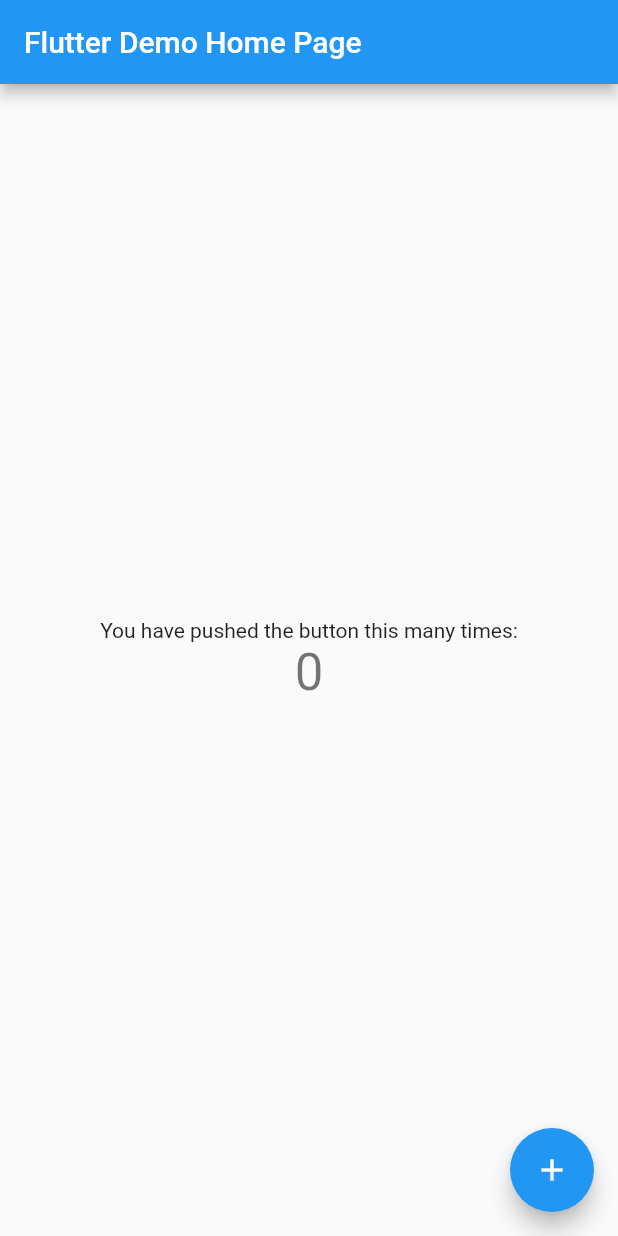
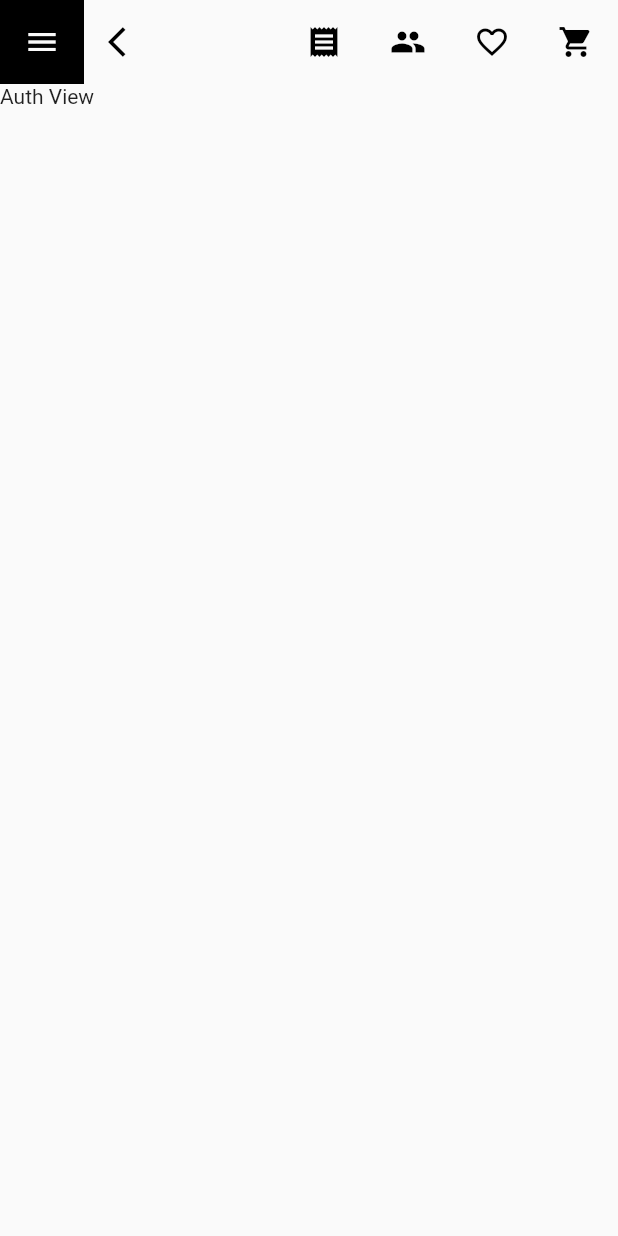
Before and after one commit to lorenzodianni/luxos, a Flutter app: the screen it shows after launch, on a phone screen of 412 x 824 dp. Run offline on Flutter 3.47's test engine with Material 2 defaults, Android fonts, the phone set to English and light mode, and no system bars.

Commit message:
feat(shared): appBar

```diff
--- /dev/null
+++ b/lib/auth/auth_view.dart
@@ -0,0 +1,16 @@
+import 'package:flutter/material.dart';
+import 'package:luxos/shared/shared.dart';
+
+class AuthView extends StatelessWidget {
+  AuthView({Key key}) : super(key: key);
+
+  @override
+  Widget build(BuildContext context) {
+    return Scaffold(
+      appBar: LuxAppBar(),
+      body: Container(
+        child: Text('Auth View'),
+      ),
+    );
+  }
+}
--- a/lib/main.dart
+++ b/lib/main.dart
@@ -1,111 +1,22 @@
 import 'package:flutter/material.dart';
+import 'package:luxos/auth/auth_view.dart';
 
 void main() => runApp(MyApp());
 
 class MyApp extends StatelessWidget {
-  // This widget is the root of your application.
   @override
   Widget build(BuildContext context) {
     return MaterialApp(
+      debugShowCheckedModeBanner: false,
+      showSemanticsDebugger: false,
       title: 'Flutter Demo',
       theme: ThemeData(
-        // This is the theme of your application.
-        //
-        // Try running your application with "flutter run". You'll see the
-        // application has a blue toolbar. Then, without quitting the app, try
-        // changing the primarySwatch below to Colors.green and then invoke
-        // "hot reload" (press "r" in the console where you ran "flutter run",
-        // or simply save your changes to "hot reload" in a Flutter IDE).
-        // Notice that the counter didn't reset back to zero; the application
-        // is not restarted.
-        primarySwatch: Colors.blue,
+        primaryColorLight: Colors.grey.shade50,
+        primaryColorDark: Colors.black,
+        primarySwatch: Colors.grey,
+        accentColor: Colors.yellow,
       ),
-      home: MyHomePage(title: 'Flutter Demo Home Page'),
+      home: AuthView(),
     );
   }
 }
-
-class MyHomePage extends StatefulWidget {
-  MyHomePage({Key key, this.title}) : super(key: key);
-
-  // This widget is the home page of your application. It is stateful, meaning
-  // that it has a State object (defined below) that contains fields that affect
-  // how it looks.
-
-  // This class is the configuration for the state. It holds the values (in this
-  // case the title) provided by the parent (in this case the App widget) and
-  // used by the build method of the State. Fields in a Widget subclass are
-  // always marked "final".
-
-  final String title;
-
-  @override
-  _MyHomePageState createState() => _MyHomePageState();
-}
-
-class _MyHomePageState extends State<MyHomePage> {
-  int _counter = 0;
-
-  void _incrementCounter() {
-    setState(() {
-      // This call to setState tells the Flutter framework that something has
-      // changed in this State, which causes it to rerun the build method below
-      // so that the display can reflect the updated values. If we changed
-      // _counter without calling setState(), then the build method would not be
-      // called again, and so nothing would appear to happen.
-      _counter++;
-    });
-  }
-
-  @override
-  Widget build(BuildContext context) {
-    // This method is rerun every time setState is called, for instance as done
-    // by the _incrementCounter method above.
-    //
-    // The Flutter framework has been optimized to make rerunning build methods
-    // fast, so that you can just rebuild anything that needs updating rather
-    // than having to individually change instances of widgets.
-    return Scaffold(
-      appBar: AppBar(
-        // Here we take the value from the MyHomePage object that was created by
-        // the App.build method, and use it to set our appbar title.
-        title: Text(widget.title),
-      ),
-      body: Center(
-        // Center is a layout widget. It takes a single child and positions it
-        // in the middle of the parent.
-        child: Column(
-          // Column is also layout widget. It takes a list of children and
-          // arranges them vertically. By default, it sizes itself to fit its
-          // children horizontally, and tries to be as tall as its parent.
-          //
-          // Invoke "debug painting" (press "p" in the console, choose the
-          // "Toggle Debug Paint" action from the Flutter Inspector in Android
-          // Studio, or the "Toggle Debug Paint" command in Visual Studio Code)
-          // to see the wireframe for each widget.
-          //
-          // Column has various properties to control how it sizes itself and
-          // how it positions its children. Here we use mainAxisAlignment to
-          // center the children vertically; the main axis here is the vertical
-          // axis because Columns are vertical (the cross axis would be
-          // horizontal).
-          mainAxisAlignment: MainAxisAlignment.center,
-          children: <Widget>[
-            Text(
-              'You have pushed the button this many times:',
-            ),
-            Text(
-              '$_counter',
-              style: Theme.of(context).textTheme.display1,
-            ),
-          ],
-        ),
-      ),
-      floatingActionButton: FloatingActionButton(
-        onPressed: _incrementCounter,
-        tooltip: 'Increment',
-        child: Icon(Icons.add),
-      ), // This trailing comma makes auto-formatting nicer for build methods.
-    );
-  }
-}
--- /dev/null
+++ b/lib/shared/app_bar.dart
@@ -0,0 +1,57 @@
+import 'package:flutter/material.dart';
+import 'package:luxos/shared/shared.dart';
+
+class LuxAppBar extends StatelessWidget implements PreferredSizeWidget {
+
+  final bool back;
+  LuxAppBar({this.back = true});
+
+  @override
+  final Size preferredSize = Size.fromHeight(kToolbarHeight + 0.0);
+
+  Widget build(BuildContext context) {
+    return Container(
+      decoration: BoxDecoration(
+        color: Theme.of(context).primaryColorLight,
+      ),
+      child: SafeArea(
+        child: Row(
+          children: <Widget>[
+            LuxButtonSquare(
+              onTap: () {},
+              backgroundColor: Theme.of(context).primaryColorDark,
+              color: Theme.of(context).primaryColorLight,
+              icon: Icons.menu,
+            ),
+            back ? LuxButtonSquare(
+              onTap: () {},
+              borderRadius: 56,
+              icon: Icons.arrow_back_ios,
+            ) : Container(),
+            Expanded(child: Container()),
+            LuxButtonSquare(
+              borderRadius: 56,
+              onTap: () {},
+              icon: Icons.receipt,
+            ),
+            LuxButtonSquare(
+              borderRadius: 56,
+              onTap: () {},
+              icon: Icons.group,
+            ),
+            LuxButtonSquare(
+              borderRadius: 56,
+              onTap: () {},
+              icon: Icons.favorite_border,
+            ),
+            LuxButtonSquare(
+              borderRadius: 56,
+              onTap: () {},
+              icon: Icons.shopping_cart,
+            ),
+          ],
+        ),
+      ),
+    );
+  }
+}
--- /dev/null
+++ b/lib/shared/button_square.dart
@@ -0,0 +1,42 @@
+import 'package:flutter/material.dart';
+
+class LuxButtonSquare extends StatelessWidget {
+  final Color color;
+  final Color backgroundColor;
+  final IconData icon;
+  final Function onTap;
+  final double size;
+  final double borderRadius;
+
+  LuxButtonSquare({
+    @required this.onTap,
+    this.size = 56,
+    this.borderRadius = 0,
+    this.backgroundColor,
+    this.color,
+    this.icon,
+  });
+
+  @override
+  Widget build(BuildContext context) {
+    return SizedBox(
+      height: size,
+      width: size,
+      child: Material(
+        borderRadius: BorderRadius.all(Radius.circular(borderRadius)),
+        color: this.backgroundColor ?? Theme.of(context).primaryColorLight,
+        child: InkWell(
+          onTap: onTap,
+          borderRadius: BorderRadius.all(Radius.circular(borderRadius)),
+          child: Container(
+            alignment: AlignmentDirectional(0.0, 0.0),
+            child: Icon(
+              icon,
+              color: color ?? Theme.of(context).primaryColorDark,
+            ),
+          ),
+        ),
+      ),
+    );
+  }
+}
--- /dev/null
+++ b/lib/shared/shared.dart
@@ -0,0 +1,2 @@
+export 'button_square.dart';
+export 'app_bar.dart';
```
Also changed, not shown: 1 other file.
